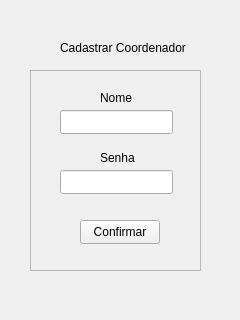
Old version of the form UI/cadcoordenador.ui in the repository patriciaoliveira1/UrnaEscolar.
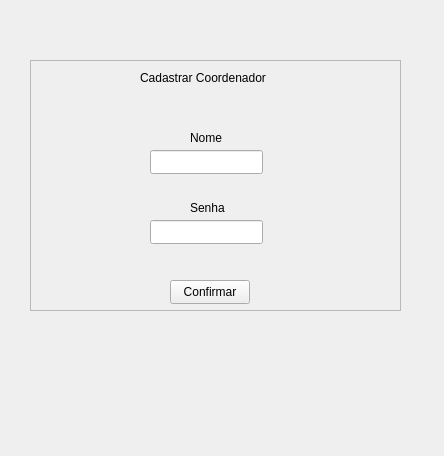
New version of the form.

```diff
--- a/UI/cadcoordenador.ui
+++ b/UI/cadcoordenador.ui
@@ -6,31 +6,33 @@
    <rect>
     <x>0</x>
     <y>0</y>
-    <width>240</width>
-    <height>320</height>
+    <width>444</width>
+    <height>456</height>
    </rect>
   </property>
   <property name="windowTitle">
    <string>Form</string>
   </property>
-  <widget class="QLabel" name="label">
+  <widget class="QFrame" name="FramCadCoord">
    <property name="geometry">
     <rect>
-     <x>60</x>
-     <y>40</y>
-     <width>141</width>
-     <height>16</height>
+     <x>30</x>
+     <y>60</y>
+     <width>371</width>
+     <height>251</height>
     </rect>
    </property>
-   <property name="text">
-    <string>Cadastrar Coordenador</string>
+   <property name="frameShape">
+    <enum>QFrame::StyledPanel</enum>
    </property>
-  </widget>
+   <property name="frameShadow">
+    <enum>QFrame::Raised</enum>
+   </property>
   <widget class="QLabel" name="LabelNomeCoord">
    <property name="geometry">
     <rect>
-     <x>100</x>
-     <y>90</y>
+      <x>160</x>
+      <y>70</y>
      <width>41</width>
      <height>16</height>
     </rect>
@@ -39,11 +41,21 @@
     <string>Nome</string>
    </property>
   </widget>
+   <widget class="QLineEdit" name="TextUserCoord">
+    <property name="geometry">
+     <rect>
+      <x>120</x>
+      <y>90</y>
+      <width>113</width>
+      <height>24</height>
+     </rect>
+    </property>
+   </widget>
   <widget class="QLabel" name="label_3">
    <property name="geometry">
     <rect>
-     <x>100</x>
-     <y>150</y>
+      <x>160</x>
+      <y>140</y>
      <width>41</width>
      <height>16</height>
     </rect>
@@ -52,21 +64,11 @@
     <string>Senha</string>
    </property>
   </widget>
-  <widget class="QLineEdit" name="TextUserCoord">
-   <property name="geometry">
-    <rect>
-     <x>60</x>
-     <y>110</y>
-     <width>113</width>
-     <height>24</height>
-    </rect>
-   </property>
-  </widget>
   <widget class="QLineEdit" name="TextPasswdCoord">
    <property name="geometry">
     <rect>
-     <x>60</x>
-     <y>170</y>
+      <x>120</x>
+      <y>160</y>
      <width>113</width>
      <height>24</height>
     </rect>
@@ -75,7 +77,7 @@
   <widget class="QPushButton" name="pushButton">
    <property name="geometry">
     <rect>
-     <x>80</x>
+      <x>140</x>
      <y>220</y>
      <width>80</width>
      <height>24</height>
@@ -85,29 +87,20 @@
     <string>Confirmar</string>
    </property>
   </widget>
-  <widget class="QFrame" name="FramCadCoord">
+   <widget class="QLabel" name="label">
    <property name="geometry">
     <rect>
-     <x>30</x>
-     <y>70</y>
-     <width>171</width>
-     <height>201</height>
-    </rect>
-   </property>
-   <property name="frameShape">
-    <enum>QFrame::StyledPanel</enum>
-   </property>
-   <property name="frameShadow">
-    <enum>QFrame::Raised</enum>
-   </property>
-  </widget>
-  <zorder>FramCadCoord</zorder>
-  <zorder>label</zorder>
-  <zorder>LabelNomeCoord</zorder>
-  <zorder>label_3</zorder>
-  <zorder>TextUserCoord</zorder>
-  <zorder>TextPasswdCoord</zorder>
-  <zorder>pushButton</zorder>
+      <x>110</x>
+      <y>10</y>
+      <width>141</width>
+      <height>16</height>
+     </rect>
+    </property>
+    <property name="text">
+     <string>Cadastrar Coordenador</string>
+    </property>
+   </widget>
+  </widget>
  </widget>
  <resources/>
  <connections/>
```
Lines whose indentation alone changed are shown as unchanged.
